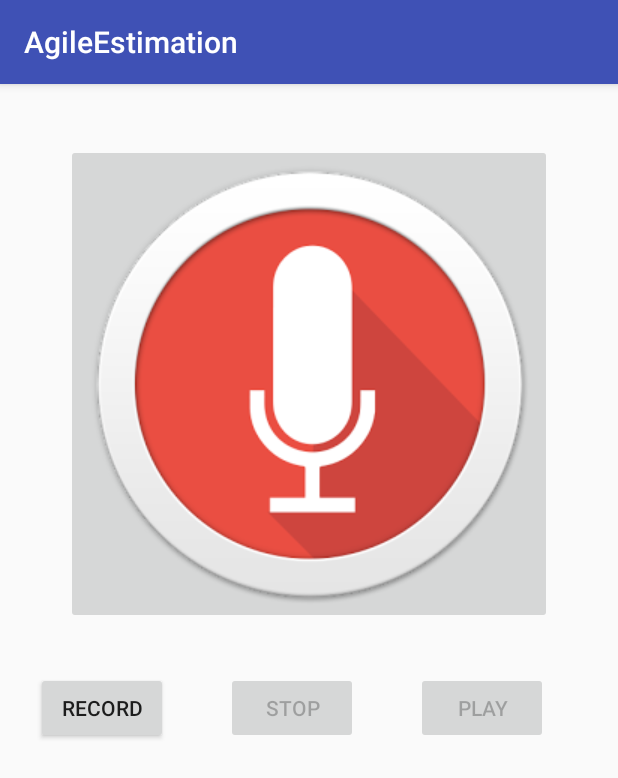
After one commit to yelisetti/AgileEstimator, an Android app: the AudioRecordingActivity screen opened directly, with no data from a screen before it, on a phone screen of 412 x 824 dp. The commit adds this screen. Shown: the top 778 px of the screen. Run offline under Robolectric (Android 15) with nearby library versions, the phone set to English and light mode, and no system bars.

Commit message:
Added RecordingService

```diff
--- a/app/src/main/AndroidManifest.xml
+++ b/app/src/main/AndroidManifest.xml
@@ -1,6 +1,10 @@
 <?xml version="1.0" encoding="utf-8"?>
 <manifest xmlns:android="http://schemas.android.com/apk/res/android"
     package="estimator.agile.com.estimator">
+
+    <uses-permission android:name="android.permission.WRITE_EXTERNAL_STORAGE"/>
+    <uses-permission android:name="android.permission.RECORD_AUDIO" />
+    <uses-permission android:name="android.permission.STORAGE" />
 
     <application
         android:allowBackup="true"
@@ -16,6 +20,8 @@
                 <category android:name="android.intent.category.LAUNCHER" />
             </intent-filter>
         </activity>
+        <activity android:name=".AudioRecordingActivity" >
+        </activity>
     </application>
 
 </manifest>
--- /dev/null
+++ b/app/src/main/java/estimator/agile/com/estimator/AudioRecordingActivity.java
@@ -0,0 +1,166 @@
+package estimator.agile.com.estimator;
+
+import android.media.MediaPlayer;
+import android.media.MediaRecorder;
+import android.os.Environment;
+import android.os.Bundle;
+import android.support.v7.app.AppCompatActivity;
+import android.view.View;
+import android.widget.Button;
+import android.widget.ImageButton;
+
+import java.io.File;
+import java.io.IOException;
+import java.util.Random;
+
+
+public class AudioRecordingActivity extends AppCompatActivity implements View.OnClickListener{
+
+    private ImageButton bigRecordingBtn;
+    private Button recordingButton;
+    private Button stopButton;
+    private Button playButton;
+
+    private MediaRecorder mediaRecorder;
+    String voiceStoragePath;
+
+    static final String AB = "abcdefghijklmnopqrstuvwxyz";
+    static Random rnd = new Random();
+
+    MediaPlayer mediaPlayer;
+
+    @Override
+    protected void onCreate(Bundle savedInstanceState) {
+        super.onCreate(savedInstanceState);
+        setContentView(R.layout.audiorecordingactivity);
+
+        hasSDCard();
+
+        voiceStoragePath = Environment.getExternalStorageDirectory().getAbsolutePath();
+        File audioVoice = new File(voiceStoragePath + File.separator + "voices");
+        if (!audioVoice.exists()) {
+            audioVoice.mkdir();
+        }
+        voiceStoragePath = voiceStoragePath + File.separator + "voices/" + generateVoiceFilename(6) + ".3gpp";
+        System.out.println("Audio path : " + voiceStoragePath);
+
+        bigRecordingBtn = (ImageButton) findViewById(R.id.recording_image);
+        bigRecordingBtn.setOnClickListener(this);
+        recordingButton = (Button) findViewById(R.id.recording_button);
+        recordingButton.setOnClickListener(this);
+        stopButton = (Button) findViewById(R.id.stop_button);
+        stopButton.setOnClickListener(this);
+        playButton = (Button) findViewById(R.id.play_button);
+        playButton.setOnClickListener(this);
+
+        bigRecordingBtn.setEnabled(true);
+        stopButton.setEnabled(false);
+        playButton.setEnabled(false);
+
+        initializeMediaRecord();
+
+    }
+
+    @Override
+    public void onClick(View view){
+        switch (view.getId()){
+            case R.id.recording_image:
+            case R.id.recording_button:
+                if(mediaRecorder == null){
+                    initializeMediaRecord();
+                }
+                startAudioRecording();
+                break;
+            case R.id.stop_button:
+                stopAudioRecording();
+                break;
+            case R.id.play_button:
+                playLastStoredAudioMusic();
+                mediaPlayerPlaying();
+                break;
+            default:
+                break;
+        }
+    }
+
+
+    private String generateVoiceFilename( int len ){
+        StringBuilder sb = new StringBuilder( len );
+        for( int i = 0; i < len; i++ )
+            sb.append( AB.charAt( rnd.nextInt(AB.length()) ) );
+        return sb.toString();
+    }
+
+    private void startAudioRecording(){
+        try {
+            mediaRecorder.prepare();
+            mediaRecorder.start();
+        } catch (IOException e) {
+            e.printStackTrace();
+        }
+        bigRecordingBtn.setEnabled(false);
+        recordingButton.setEnabled(false);
+        stopButton.setEnabled(true);
+    }
+
+    private void stopAudioRecording(){
+        if(mediaRecorder != null){
+            mediaRecorder.stop();
+            mediaRecorder.release();
+            mediaRecorder = null;
+        }
+        stopButton.setEnabled(false);
+        playButton.setEnabled(true);
+    }
+
+    private void playLastStoredAudioMusic(){
+        mediaPlayer = new MediaPlayer();
+        try {
+            mediaPlayer.setDataSource(voiceStoragePath);
+        } catch (IOException e) {
+            e.printStackTrace();
+        }
+        try {
+            mediaPlayer.prepare();
+        } catch (IOException e) {
+            e.printStackTrace();
+        }
+        mediaPlayer.start();
+        bigRecordingBtn.setEnabled(true);
+        recordingButton.setEnabled(true);
+        playButton.setEnabled(false);
+    }
+
+    private void stopAudioPlay(){
+        if(mediaPlayer != null){
+            mediaPlayer.stop();
+            mediaPlayer.release();
+            mediaPlayer = null;
+        }
+    }
+
+    private void hasSDCard(){
+        Boolean isSDPresent = android.os.Environment.getExternalStorageState().equals(android.os.Environment.MEDIA_MOUNTED);
+        if(isSDPresent)        {
+            System.out.println("There is SDCard");
+        }
+        else{
+            System.out.println("There is no SDCard");
+        }
+    }
+
+    private void mediaPlayerPlaying(){
+        if(!mediaPlayer.isPlaying()){
+            stopAudioPlay();
+        }
+    }
+
+    private void initializeMediaRecord(){
+        mediaRecorder = new MediaRecorder();
+        mediaRecorder.setAudioSource(MediaRecorder.AudioSource.MIC);
+        mediaRecorder.setOutputFormat(MediaRecorder.OutputFormat.THREE_GPP);
+        mediaRecorder.setAudioEncoder(MediaRecorder.OutputFormat.AMR_NB);
+        mediaRecorder.setOutputFile(voiceStoragePath);
+    }
+
+}
--- /dev/null
+++ b/app/src/main/res/layout/audiorecordingactivity.xml
@@ -0,0 +1,87 @@
+<ScrollView xmlns:android="http://schemas.android.com/apk/res/android"
+    xmlns:tools="http://schemas.android.com/tools"
+    android:layout_width="match_parent"
+    android:layout_height="match_parent"
+    android:scrollbars="none"
+    tools:context=".AudioRecordingActivity">
+
+
+    <RelativeLayout xmlns:android="http://schemas.android.com/apk/res/android"
+        xmlns:tools="http://schemas.android.com/tools"
+        android:layout_width="match_parent"
+        android:layout_height="match_parent"
+        android:paddingBottom="@dimen/activity_vertical_margin"
+        android:paddingLeft="@dimen/activity_horizontal_margin"
+        android:paddingRight="@dimen/activity_horizontal_margin"
+        android:paddingTop="@dimen/activity_vertical_margin">
+
+        <ImageButton
+            android:id="@+id/recording_image"
+            android:layout_width="wrap_content"
+            android:layout_height="wrap_content"
+            android:layout_alignParentTop="true"
+            android:layout_centerHorizontal="true"
+            android:layout_marginTop="24dp"
+            android:src="@drawable/arpic" />
+
+        <LinearLayout
+            android:id="@+id/linear_wrap"
+            android:layout_width="match_parent"
+            android:layout_height="wrap_content"
+            android:layout_below="@+id/recording_image"
+            android:layout_marginTop="24dp"
+            android:orientation="horizontal">
+
+            <LinearLayout
+                android:layout_width="wrap_content"
+                android:layout_height="wrap_content"
+                android:layout_weight="1"
+                android:orientation="vertical"
+                android:padding="8dp">
+
+                <Button
+                    android:id="@+id/recording_button"
+                    android:layout_width="wrap_content"
+                    android:layout_height="wrap_content"
+                    android:gravity="center|center_horizontal"
+                    android:text="@string/record_button"/>
+
+            </LinearLayout>
+
+            <LinearLayout
+                android:layout_width="wrap_content"
+                android:layout_height="wrap_content"
+                android:layout_weight="1"
+                android:orientation="vertical"
+                android:padding="8dp">
+
+                <Button
+                    android:id="@+id/stop_button"
+                    android:layout_width="wrap_content"
+                    android:layout_height="wrap_content"
+                    android:gravity="center|center_horizontal"
+                    android:text="@string/stop_button"/>
+
+            </LinearLayout>
+
+            <LinearLayout
+                android:layout_width="wrap_content"
+                android:layout_height="wrap_content"
+                android:layout_weight="1"
+                android:orientation="vertical"
+                android:padding="8dp">
+
+                <Button
+                    android:id="@+id/play_button"
+                    android:layout_width="wrap_content"
+                    android:layout_height="wrap_content"
+                    android:gravity="center|center_horizontal"
+                    android:text="@string/play_button"/>
+
+            </LinearLayout>
+
+        </LinearLayout>
+
+    </RelativeLayout>
+
+</ScrollView>
--- /dev/null
+++ b/app/src/main/res/values/dimens.xml
@@ -0,0 +1,5 @@
+<resources>
+    <!-- Default screen margins, per the Android Design guidelines. -->
+    <dimen name="activity_horizontal_margin">16dp</dimen>
+    <dimen name="activity_vertical_margin">16dp</dimen>
+</resources>
--- a/app/src/main/res/values/strings.xml
+++ b/app/src/main/res/values/strings.xml
@@ -6,4 +6,7 @@
     <string name="clear_text">Clear Value</string>
     <string name="choose_a_fibonacci">Choose a Fibonacci #</string>
     <string name="fib_alert">Choose a Fibanocci #</string>
+    <string name="record_button">RECORD</string>
+    <string name="stop_button">STOP</string>
+    <string name="play_button">PLAY</string>
 </resources>
```
Also changed, not shown: app/src/main/java/estimator/agile/com/estimator/MainActivity.java (+21 -0 lines), app/src/main/res/layout/activity_main.xml (+10 -0 lines), app/src/main/res/drawable/arpic.png (added).
